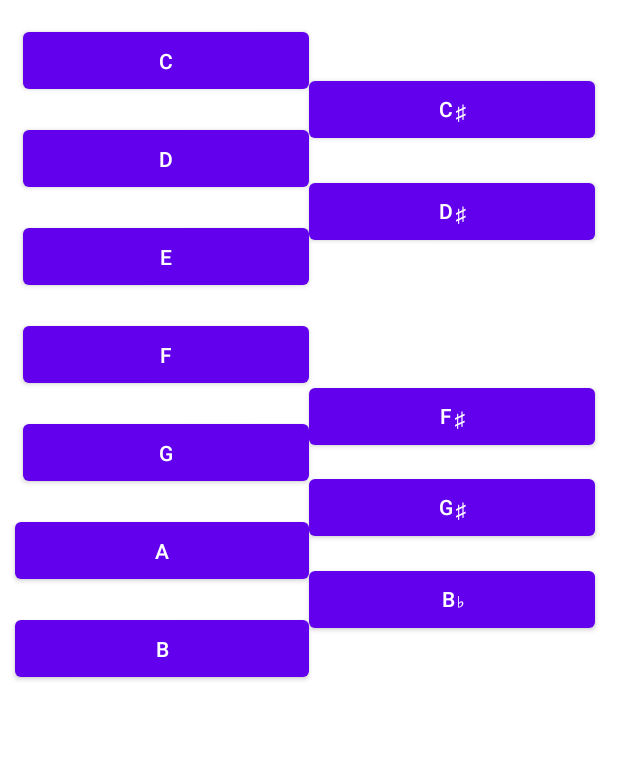
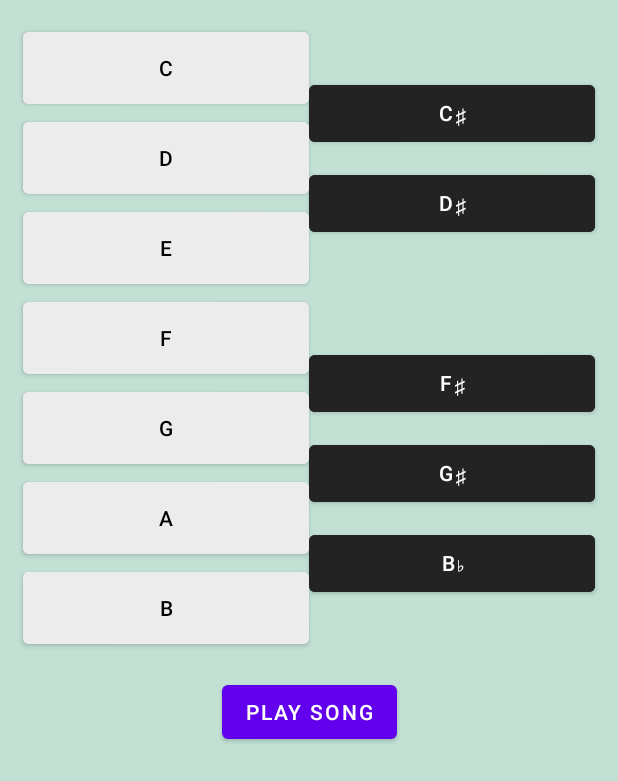
Before and after one commit to kotoriS0/Soundboard, an Android app: the layout activity_main.xml on its own in the app's theme, with its tools: preview values and no code run, on a phone screen of 412 x 824 dp. Shown: the top 781 px of the screen. Run offline under Robolectric (Android 15) with nearby library versions, the phone set to English and light mode, and no system bars.

Commit message:
added stuff

```diff
--- a/app/build.gradle
+++ b/app/build.gradle
@@ -17,9 +17,9 @@ android {
     }
 
     // Uncomment to enable View Binding
-//    buildFeatures {
-//        viewBinding true
-//    }
+    buildFeatures {
+        viewBinding true
+    }
 
     buildTypes {
         release {
--- a/app/src/main/AndroidManifest.xml
+++ b/app/src/main/AndroidManifest.xml
@@ -11,7 +11,8 @@
         android:theme="@style/Theme.Soundboard">
         <activity
             android:name=".MainActivity"
-            android:exported="true">
+            android:exported="true"
+            android:screenOrientation="portrait">
             <intent-filter>
                 <action android:name="android.intent.action.MAIN" />
 
--- /dev/null
+++ b/app/src/main/java/com/mistershorr/soundboard/Note.kt
@@ -0,0 +1,6 @@
+package com.mistershorr.soundboard
+
+data class Note (
+    var duration: Int,
+    var note: String
+        )
--- a/app/src/main/res/layout/activity_main.xml
+++ b/app/src/main/res/layout/activity_main.xml
@@ -4,15 +4,18 @@
     xmlns:tools="http://schemas.android.com/tools"
     android:layout_width="match_parent"
     android:layout_height="match_parent"
+    android:background="#C2E1D4"
     tools:context=".MainActivity">
 
     <Button
         android:id="@+id/button_main_c"
         android:layout_width="0dp"
-        android:layout_height="50dp"
+        android:layout_height="60dp"
         android:layout_marginStart="15dp"
         android:layout_marginTop="15dp"
+        android:backgroundTint="#ECECEC"
         android:text="@string/c_note"
+        android:textColor="#000000"
         app:layout_constraintEnd_toStartOf="@+id/button_main_cs"
         app:layout_constraintHorizontal_bias="0.5"
         app:layout_constraintStart_toStartOf="parent"
@@ -21,9 +24,10 @@
     <Button
         android:id="@+id/button_main_g"
         android:layout_width="0dp"
-        android:layout_height="50dp"
-        android:layout_marginTop="15dp"
+        android:layout_height="60dp"
+        android:backgroundTint="#ECECEC"
         android:text="G"
+        android:textColor="#000000"
         app:layout_constraintEnd_toEndOf="@+id/button_main_f"
         app:layout_constraintHorizontal_bias="0.0"
         app:layout_constraintStart_toStartOf="@+id/button_main_f"
@@ -33,20 +37,21 @@
         android:id="@+id/button_main_fs"
         android:layout_width="0dp"
         android:layout_height="50dp"
+        android:backgroundTint="#232323"
         android:text="F♯"
         app:layout_constraintBottom_toTopOf="@+id/button_main_g"
         app:layout_constraintEnd_toEndOf="@+id/button_main_ds"
         app:layout_constraintHorizontal_bias="0.0"
         app:layout_constraintStart_toStartOf="@+id/button_main_ds"
-        app:layout_constraintTop_toBottomOf="@+id/button_main_f"
-        app:layout_constraintVertical_bias="0.261" />
+        app:layout_constraintTop_toBottomOf="@+id/button_main_f" />
 
     <Button
         android:id="@+id/button_main_f"
         android:layout_width="0dp"
-        android:layout_height="50dp"
-        android:layout_marginTop="15dp"
+        android:layout_height="60dp"
+        android:backgroundTint="#ECECEC"
         android:text="F"
+        android:textColor="#000000"
         app:layout_constraintEnd_toEndOf="@+id/button_main_e"
         app:layout_constraintHorizontal_bias="0.0"
         app:layout_constraintStart_toStartOf="@+id/button_main_e"
@@ -57,6 +62,7 @@
         android:layout_width="0dp"
         android:layout_height="50dp"
         android:layout_marginTop="8dp"
+        android:backgroundTint="#232323"
         android:text="G♯"
         app:layout_constraintBottom_toTopOf="@+id/button_main_a"
         app:layout_constraintEnd_toEndOf="@+id/button_main_fs"
@@ -67,9 +73,10 @@
     <Button
         android:id="@+id/button_main_e"
         android:layout_width="0dp"
-        android:layout_height="50dp"
-        android:layout_marginTop="15dp"
+        android:layout_height="60dp"
+        android:backgroundTint="#ECECEC"
         android:text="E"
+        android:textColor="#000000"
         app:layout_constraintEnd_toEndOf="@+id/button_main_d"
         app:layout_constraintHorizontal_bias="0.0"
         app:layout_constraintStart_toStartOf="@+id/button_main_d"
@@ -79,20 +86,21 @@
         android:id="@+id/button_main_ds"
         android:layout_width="0dp"
         android:layout_height="50dp"
+        android:backgroundTint="#232323"
         android:text="D♯"
         app:layout_constraintBottom_toTopOf="@+id/button_main_e"
         app:layout_constraintEnd_toEndOf="@+id/button_main_cs"
         app:layout_constraintHorizontal_bias="0.0"
         app:layout_constraintStart_toStartOf="@+id/button_main_cs"
-        app:layout_constraintTop_toBottomOf="@+id/button_main_d"
-        app:layout_constraintVertical_bias="0.428" />
+        app:layout_constraintTop_toBottomOf="@+id/button_main_d" />
 
     <Button
         android:id="@+id/button_main_d"
         android:layout_width="0dp"
-        android:layout_height="50dp"
-        android:layout_marginTop="15dp"
+        android:layout_height="60dp"
+        android:backgroundTint="#ECECEC"
         android:text="D"
+        android:textColor="#000000"
         app:layout_constraintEnd_toEndOf="@+id/button_main_c"
         app:layout_constraintHorizontal_bias="0.0"
         app:layout_constraintStart_toStartOf="@+id/button_main_c"
@@ -101,21 +109,22 @@
     <Button
         android:id="@+id/button_main_a"
         android:layout_width="0dp"
-        android:layout_height="50dp"
-        android:layout_marginStart="10dp"
-        android:layout_marginTop="15dp"
+        android:layout_height="60dp"
+        android:backgroundTint="#ECECEC"
         android:text="@string/a_note"
-        app:layout_constraintEnd_toStartOf="@+id/button_main_bb"
+        android:textColor="#000000"
+        app:layout_constraintEnd_toEndOf="@+id/button_main_g"
         app:layout_constraintHorizontal_bias="0.5"
-        app:layout_constraintStart_toStartOf="parent"
+        app:layout_constraintStart_toStartOf="@+id/button_main_g"
         app:layout_constraintTop_toBottomOf="@+id/button_main_g" />
 
     <Button
         android:id="@+id/button_main_b"
         android:layout_width="0dp"
-        android:layout_height="50dp"
-        android:layout_marginTop="15dp"
+        android:layout_height="60dp"
+        android:backgroundTint="#ECECEC"
         android:text="@string/b_note"
+        android:textColor="#000000"
         app:layout_constraintEnd_toEndOf="@+id/button_main_a"
         app:layout_constraintHorizontal_bias="1.0"
         app:layout_constraintStart_toStartOf="@+id/button_main_a"
@@ -125,10 +134,11 @@
         android:id="@+id/button_main_bb"
         android:layout_width="0dp"
         android:layout_height="50dp"
+        android:backgroundTint="#232323"
         android:text="@string/b_flat_note"
         app:layout_constraintBottom_toTopOf="@+id/button_main_b"
         app:layout_constraintEnd_toEndOf="@+id/button_main_gs"
-        app:layout_constraintHorizontal_bias="1.0"
+        app:layout_constraintHorizontal_bias="0.0"
         app:layout_constraintStart_toStartOf="@+id/button_main_gs"
         app:layout_constraintTop_toBottomOf="@+id/button_main_a" />
 
@@ -137,6 +147,7 @@
         android:layout_width="0dp"
         android:layout_height="50dp"
         android:layout_marginEnd="15dp"
+        android:backgroundTint="#232323"
         android:text="C♯"
         app:layout_constraintBottom_toTopOf="@+id/button_main_d"
         app:layout_constraintEnd_toEndOf="parent"
@@ -144,4 +155,15 @@
         app:layout_constraintStart_toEndOf="@+id/button_main_c"
         app:layout_constraintTop_toBottomOf="@+id/button_main_c" />
 
+    <Button
+        android:id="@+id/button_main_playSong"
+        android:layout_width="wrap_content"
+        android:layout_height="wrap_content"
+        android:layout_marginTop="15dp"
+        android:text="Play Song"
+        app:layout_constraintEnd_toEndOf="parent"
+        app:layout_constraintHorizontal_bias="0.5"
+        app:layout_constraintStart_toStartOf="parent"
+        app:layout_constraintTop_toBottomOf="@+id/button_main_b" />
+
 </androidx.constraintlayout.widget.ConstraintLayout>
```
Also changed, not shown: app/src/main/java/com/mistershorr/soundboard/MainActivity.kt (+185 -48 lines).
